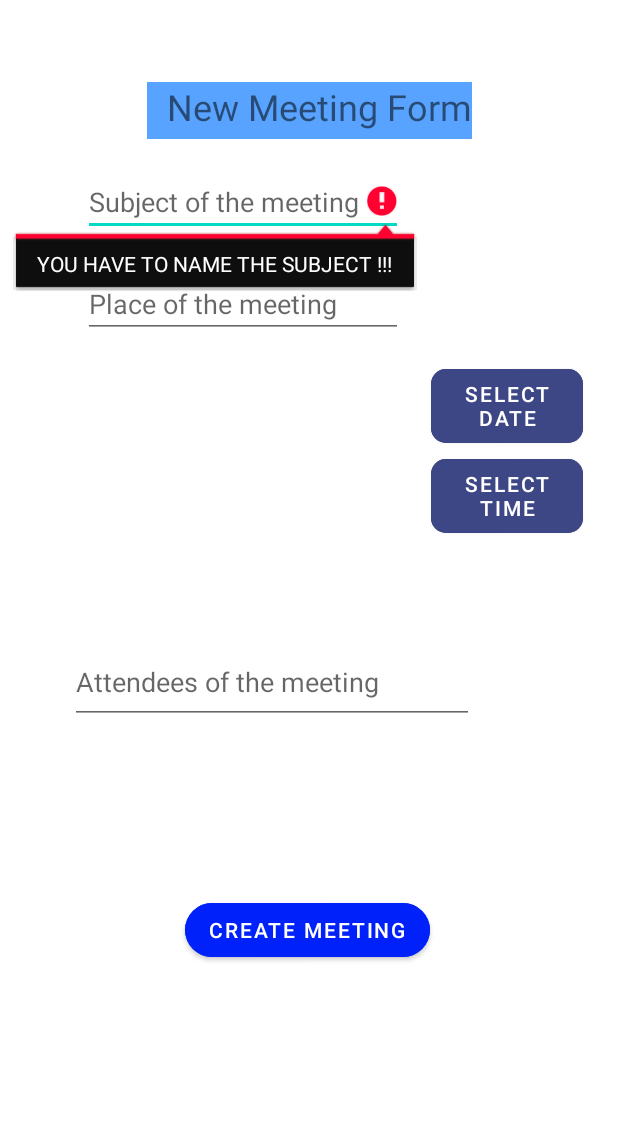
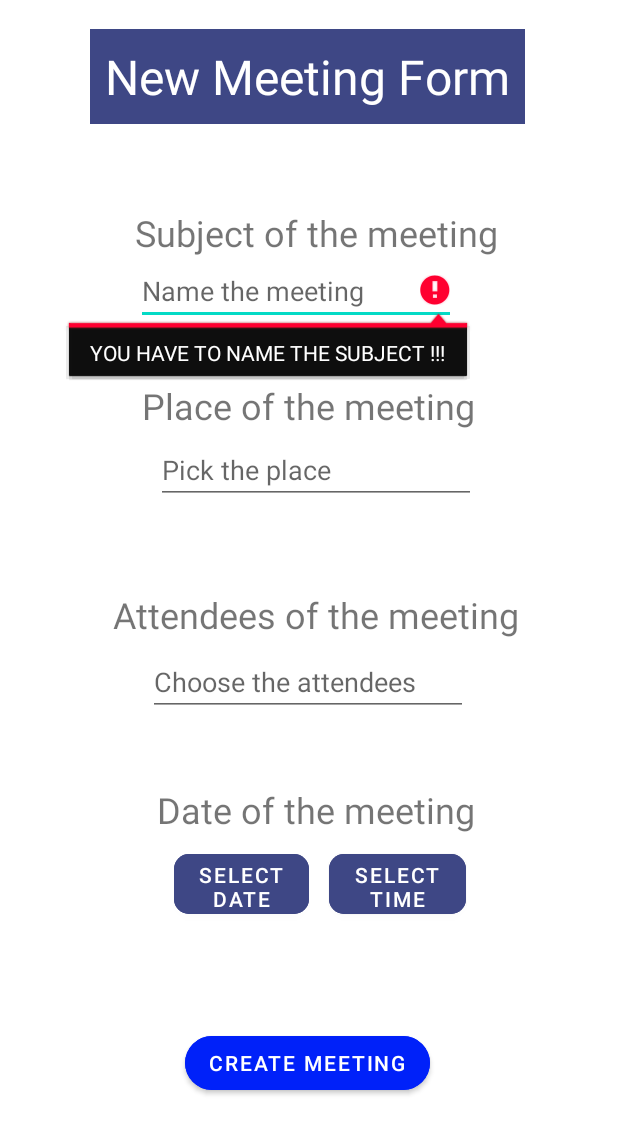
Before and after one commit to vigneaud-khalid/Ma_reu, an Android app: the AddMeetingActivity screen opened directly, with no data from a screen before it, after a tap on "CREATE MEETING", on a phone screen of 412 x 824 dp. Shown: the top 1134 px of the screen. Run offline under Robolectric (Android 15) with nearby library versions, the phone set to English and light mode, and no system bars.

```diff
--- a/app/src/main/java/com/khalid/mareu/repository/MeetingRepository.java
+++ b/app/src/main/java/com/khalid/mareu/repository/MeetingRepository.java
@@ -1,4 +1,6 @@
 package com.khalid.mareu.repository;
+
+import android.widget.Toast;
 
 import com.khalid.mareu.model.Meeting;
 import com.khalid.mareu.service.FakeMeetingApiService;
@@ -35,6 +37,14 @@ public class MeetingRepository {
         return meetingList;
     }
 
+    public List <Meeting> getAllMeetings() {
+        List<Meeting> allMeetingList = service.getAllMeetings();
+          if (allMeetingList.isEmpty()){
+//        onCreateDialog();
+          }
+        return allMeetingList;
+    }
+
     public void meetingsNoFilter(){
         filterOption = "noFilter";
         service.meetingsNoFilter();
--- a/app/src/main/java/com/khalid/mareu/service/FakeMeetingApiService.java
+++ b/app/src/main/java/com/khalid/mareu/service/FakeMeetingApiService.java
@@ -14,10 +14,16 @@ public class FakeMeetingApiService implements MeetingApiService{
 
     private List<Meeting> allMeetings = FakeMeetingGenerator.generateMeetings();
     private List<Meeting> filteredMeetings = allMeetings;
+
     @Override
     public List<Meeting> getMeetings() {
         if(filteredMeetings.isEmpty()){        }
         return filteredMeetings;
+    }
+
+    @Override
+    public List<Meeting> getAllMeetings() {
+        return allMeetings;
     }
 
     @Override
@@ -38,7 +44,6 @@ public class FakeMeetingApiService implements MeetingApiService{
         }
         filteredMeetings = meetingsDateFilter;
     }
-
 
     @Override
     public void meetingsPlaceFilter(String place) {
--- a/app/src/main/java/com/khalid/mareu/service/MeetingApiService.java
+++ b/app/src/main/java/com/khalid/mareu/service/MeetingApiService.java
@@ -9,10 +9,16 @@ import java.util.List;
 public interface MeetingApiService {
 
     /**
-     * Get all Meetings
+     * Get Meetings
      * @return {@link List}
      */
-    List<Meeting> getMeetings();
+    public List<Meeting> getMeetings();
+
+    /**
+     * Get all Meetings (noFilter)
+     * @return {@link List}
+     */
+    public List<Meeting> getAllMeetings();
 
     /**
      * Modify meeting list with no filter
--- a/app/src/main/java/com/khalid/mareu/ui/AddMeetingActivity.java
+++ b/app/src/main/java/com/khalid/mareu/ui/AddMeetingActivity.java
@@ -40,22 +40,22 @@ public class AddMeetingActivity extends AppCompatActivity {
         super.onCreate(savedInstanceState);
         setContentView(R.layout.activity_add_meeting);
 
+        AutoCompleteTextView place = (AutoCompleteTextView) findViewById(R.id.autocomplete_place);
+        String[] places = getResources().getStringArray(R.array.places_array);
+        ArrayAdapter<String> adapterPlaces =
+                new ArrayAdapter<String>(this, android.R.layout.simple_list_item_1, places);
+        place.setAdapter(adapterPlaces);
+
         MultiAutoCompleteTextView textView = (MultiAutoCompleteTextView) findViewById(R.id.autocomplete_attendees);
         String[] attendees = getResources().getStringArray(R.array.attendees_array);
-        Log.d("rrrr", "AddMeetingActivity _ sMultiAutoCompleteTextView _ attendees =  "+attendees);
         ArrayAdapter<String> adapter =
                 new ArrayAdapter<String>(this, android.R.layout.simple_list_item_1, attendees);
         textView.setAdapter(adapter);
         textView.setTokenizer(new MultiAutoCompleteTextView.CommaTokenizer());
 
-        TextView textDate = findViewById(R.id.date);
+        TextView textDate = findViewById(R.id.dateDisplay);
         Date dateMeeting = new Date(0, 0, 1, 0, 0);
 
-        AutoCompleteTextView place = (AutoCompleteTextView) findViewById(R.id.autocomplete_place);
-        String[] places = getResources().getStringArray(R.array.places_array);
-        ArrayAdapter<String> adapterPlaces =
-                new ArrayAdapter<String>(this, android.R.layout.simple_list_item_1, places);
-        place.setAdapter(adapterPlaces);
     }
 
     public void chooseDate(View view){
@@ -67,7 +67,7 @@ public class AddMeetingActivity extends AppCompatActivity {
             @Override
             public void onDateSet(DatePicker view, int year,
                                   int monthOfYear, int dayOfMonth) {
-                TextView textDate = findViewById(R.id.date);
+                TextView textDate = findViewById(R.id.dateDisplay);
                 String day = ""+dayOfMonth;
                 if ( dayOfMonth<10) {   day = "0" + day;   }
                 String month = ""+(++monthOfYear);
@@ -91,7 +91,7 @@ public class AddMeetingActivity extends AppCompatActivity {
 
             @Override
             public void onTimeSet(TimePicker view, int hourOfDay, int minute) {
-                TextView textDate = findViewById(R.id.date);
+                TextView textDate = findViewById(R.id.dateDisplay);
                 String hour = ""+hourOfDay;
                 if ( hourOfDay>=0 && hourOfDay<10) {   hour = "0" + hour;   }
                 String min = ""+minute;
@@ -110,11 +110,11 @@ public class AddMeetingActivity extends AppCompatActivity {
 
     public void submitButtonHandler(View view) throws ParseException {
         // id incrementing
-        int numberMeetings = DI.getMeetingRepository().getMeetings().size();
-        long lastId = DI.getMeetingRepository().getMeetings().get(numberMeetings-1).getId();
+        int numberMeetings = DI.getMeetingRepository().getAllMeetings().size();
+        long lastId = DI.getMeetingRepository().getAllMeetings().get(numberMeetings-1).getId();
         long id = lastId +1;
 
-        EditText subjectEditText = (EditText) findViewById(R.id.subject);
+        EditText subjectEditText = (EditText) findViewById(R.id.subjectField);
         String subject = subjectEditText.getText().toString();
         // control of the field subject
         if (subject.isEmpty()) {
@@ -128,7 +128,16 @@ public class AddMeetingActivity extends AppCompatActivity {
             placeEditText.setError("YOU HAVE TO NAME THE PLACE !!!");
             return;
         }
-        TextView textDate = (TextView) findViewById(R.id.date);
+
+        EditText attendeesEditText = (EditText) findViewById(R.id.autocomplete_attendees);
+        List<String> attendees = (List<String>) Arrays.asList(attendeesEditText.getEditableText().toString().split(" "));
+        // control of the field
+        if (attendees.isEmpty()) {
+            attendeesEditText.setError("YOU HAVE TO NAME AT LEAST ONE ATTENDEE !!!");
+            return;
+        }
+
+        TextView textDate = (TextView) findViewById(R.id.dateDisplay);
         String dateRetrieved = textDate.getText().toString();
         // control of the field date
         if (dateRetrieved == "") {
@@ -138,21 +147,9 @@ public class AddMeetingActivity extends AppCompatActivity {
         String pattern = "dd-MM-yyyy hh:mm";
         Date date = new SimpleDateFormat(pattern).parse(dateRetrieved);
 
-        String message = date.toString();
-        Toast.makeText(this,message, Toast.LENGTH_LONG).show();
-
-        EditText attendeesEditText = (EditText) findViewById(R.id.autocomplete_attendees);
-        List<String> attendees = (List<String>) Arrays.asList(attendeesEditText.getEditableText().toString().split(" "));
-        // control of the field
-        if (attendees.isEmpty()) {
-            attendeesEditText.setError("YOU HAVE TO NAME AT LEAST ONE ATTENDEE !!!");
-            return;
-        }
-
         // create a new meeting and add it to the list
         if (subject != "" && place != "" && date != null && !attendees.isEmpty()) {
             Meeting meeting = new Meeting(id, randomNumber(), subject, place, date, attendees);
-            Log.d("rrrr", "AddMeetingActivity _ submitButtonHandler _ place =  " + place);
             DI.getMeetingRepository().createMeeting(meeting);
             ListMeetingActivity.navigate(this);
         }
--- a/app/src/main/res/layout/activity_add_meeting.xml
+++ b/app/src/main/res/layout/activity_add_meeting.xml
@@ -10,128 +10,188 @@
     <TextView
         android:id="@+id/title"
         android:layout_width="wrap_content"
-        android:layout_height="38dp"
+        android:layout_height="wrap_content"
         android:layout_marginStart="20dp"
-        android:layout_marginTop="24dp"
+        android:layout_marginTop="14dp"
         android:layout_marginEnd="20dp"
         android:background="#58A3FF"
+        android:backgroundTint="#3E4785"
+        android:padding="10dp"
+
+        android:text="@string/title"
+        android:textColor="@color/cardview_light_background"
+        android:textSize="32dp"
+        app:layout_constraintBottom_toBottomOf="parent"
+        app:layout_constraintEnd_toEndOf="parent"
+        app:layout_constraintHorizontal_bias="0.491"
+        app:layout_constraintStart_toStartOf="parent"
+        app:layout_constraintTop_toTopOf="parent"
+        app:layout_constraintVertical_bias="0.007" />
+
+    <TextView
+        android:id="@+id/subject"
+        android:layout_width="wrap_content"
+        android:layout_height="wrap_content"
+        android:layout_marginStart="20dp"
+        android:layout_marginTop="5dp"
+        android:layout_marginEnd="10dp"
         android:paddingLeft="13dp"
-        android:text="@string/title"
+        android:text="@string/subject"
         android:textSize="24dp"
         app:layout_constraintBottom_toBottomOf="parent"
         app:layout_constraintEnd_toEndOf="parent"
+        app:layout_constraintHorizontal_bias="0.445"
         app:layout_constraintStart_toStartOf="parent"
         app:layout_constraintTop_toTopOf="parent"
-        app:layout_constraintVertical_bias="0.04" />
+        app:layout_constraintVertical_bias="0.17" />
+
 
     <EditText
-        android:id="@+id/subject"
+        android:id="@+id/subjectField"
         android:layout_width="wrap_content"
         android:layout_height="wrap_content"
-        android:layout_marginTop="112dp"
         android:ems="10"
-        android:hint="@string/subject"
+        android:hint="@string/subjectChoice"
         app:layout_constraintEnd_toEndOf="parent"
-        app:layout_constraintHorizontal_bias="0.278"
+        app:layout_constraintHorizontal_bias="0.457"
         app:layout_constraintStart_toStartOf="parent"
-        app:layout_constraintTop_toTopOf="parent" />
-
-
+        app:layout_constraintTop_toBottomOf="@+id/subject" />
 
     <AutoCompleteTextView
         android:id="@+id/autocomplete_place"
         android:layout_width="wrap_content"
         android:layout_height="wrap_content"
-        android:layout_marginTop="180dp"
+        android:layout_marginTop="4dp"
         android:completionThreshold="1"
         android:ems="10"
-        android:hint="@string/place"
+        android:hint="@string/placeChoice"
         app:layout_constraintEnd_toEndOf="parent"
-        app:layout_constraintHorizontal_bias="0.278"
+        app:layout_constraintHorizontal_bias="0.522"
         app:layout_constraintStart_toStartOf="parent"
-        app:layout_constraintTop_toTopOf="parent" />
+        app:layout_constraintTop_toBottomOf="@+id/place" />
+
+    <TextView
+        android:id="@+id/place"
+        android:layout_width="wrap_content"
+        android:layout_height="wrap_content"
+        android:layout_marginStart="20dp"
+        android:layout_marginTop="14dp"
+        android:layout_marginEnd="20dp"
+        android:paddingLeft="13dp"
+        android:text="@string/place"
+        android:textSize="24dp"
+        app:layout_constraintBottom_toBottomOf="parent"
+        app:layout_constraintEnd_toEndOf="parent"
+        app:layout_constraintHorizontal_bias="0.449"
+        app:layout_constraintStart_toStartOf="parent"
+        app:layout_constraintTop_toTopOf="parent"
+        app:layout_constraintVertical_bias="0.309" />
+
+    <MultiAutoCompleteTextView
+        android:id="@+id/autocomplete_attendees"
+        android:layout_width="wrap_content"
+        android:layout_height="wrap_content"
+        android:completionThreshold="1"
+        android:ems="10"
+        android:hint="@string/listAttendees"
+        app:layout_constraintBottom_toBottomOf="parent"
+        app:layout_constraintEnd_toEndOf="parent"
+        app:layout_constraintHorizontal_bias="0.497"
+
+        app:layout_constraintStart_toStartOf="parent"
+        app:layout_constraintTop_toTopOf="parent"
+        app:layout_constraintVertical_bias="0.555" />
+
+    <TextView
+        android:id="@+id/attendees"
+        android:layout_width="wrap_content"
+        android:layout_height="wrap_content"
+        android:layout_marginStart="20dp"
+        android:layout_marginTop="24dp"
+        android:layout_marginEnd="20dp"
+        android:paddingLeft="13dp"
+        android:text="@string/attendeesChoice"
+        android:textSize="24dp"
+        app:layout_constraintBottom_toBottomOf="parent"
+        app:layout_constraintEnd_toEndOf="parent"
+        app:layout_constraintHorizontal_bias="0.477"
+        app:layout_constraintStart_toStartOf="parent"
+        app:layout_constraintTop_toTopOf="parent"
+        app:layout_constraintVertical_bias="0.481" />
+
 
     <TextView
         android:id="@+id/date"
         android:layout_width="wrap_content"
         android:layout_height="wrap_content"
-        android:layout_marginEnd="144dp"
-        android:ems="10"
+        android:layout_marginStart="20dp"
+        android:layout_marginTop="24dp"
+        android:layout_marginEnd="20dp"
+        android:paddingLeft="13dp"
+        android:text="@string/date"
+        android:textSize="24dp"
         app:layout_constraintBottom_toBottomOf="parent"
         app:layout_constraintEnd_toEndOf="parent"
+        app:layout_constraintHorizontal_bias="0.486"
+        app:layout_constraintStart_toStartOf="parent"
         app:layout_constraintTop_toTopOf="parent"
-        app:layout_constraintVertical_bias="0.373" />
+        app:layout_constraintVertical_bias="0.651" />
+
+    <TextView
+        android:id="@+id/dateDisplay"
+        android:layout_width="145dp"
+        android:layout_height="21dp"
+        android:ems="10"
+        app:layout_constraintBottom_toTopOf="@+id/confirm_add_button"
+        app:layout_constraintEnd_toEndOf="parent"
+        app:layout_constraintStart_toStartOf="parent"
+        app:layout_constraintTop_toBottomOf="@+id/date"
+        app:layout_constraintVertical_bias="0.81" />
+
+    <Button
+        android:id="@+id/onTimeSet"
+        android:layout_width="91dp"
+        android:layout_height="52dp"
+        android:backgroundTint="#3E4785"
+        android:onClick="chooseTime"
+        android:text="SELECT TIME"
+        app:cornerRadius="10dp"
+        app:layout_constraintBottom_toBottomOf="parent"
+        app:layout_constraintEnd_toEndOf="parent"
+        app:layout_constraintHorizontal_bias="0.684"
+        app:layout_constraintStart_toStartOf="parent"
+        app:layout_constraintTop_toTopOf="parent"
+        app:layout_constraintVertical_bias="0.73" />
 
     <Button
         android:id="@+id/onDateSet"
-        android:layout_width="101dp"
-        android:layout_height="61dp"
-        android:layout_marginTop="240dp"
+        android:layout_width="90dp"
+        android:layout_height="52dp"
         android:backgroundTint="#3E4785"
         android:onClick="chooseDate"
         android:text="SELECT DATE"
         app:cornerRadius="10dp"
-        app:layout_constraintEnd_toEndOf="parent"
-        app:layout_constraintHorizontal_bias="0.925"
-        app:layout_constraintStart_toStartOf="parent"
-        app:layout_constraintTop_toTopOf="parent" />
-
-    <Button
-        android:id="@+id/onTimeSet"
-        android:layout_width="101dp"
-        android:layout_height="61dp"
-        android:layout_marginTop="300dp"
-        android:backgroundTint="#3E4785"
-        android:onClick="chooseTime"
-        android:text="SELECT TIME"
-        app:cornerRadius="10dp"
-        app:layout_constraintEnd_toEndOf="parent"
-        app:layout_constraintHorizontal_bias="0.925"
-        app:layout_constraintStart_toStartOf="parent"
-        app:layout_constraintTop_toTopOf="parent" />
-
-    <!--
-        <CheckBox
-            android:id="@+id/chk3"
-            android:layout_width="wrap_content"
-            android:layout_height="wrap_content"
-            android:layout_marginStart="56dp"
-            android:checked="true"
-            android:onClick="CheckBoxButtonHandler"
-            android:text="Pietro"
-            app:layout_constraintBottom_toBottomOf="parent"
-            app:layout_constraintStart_toStartOf="parent"
-            app:layout_constraintTop_toTopOf="parent"
-            app:layout_constraintVertical_bias="0.777" />-->
-
-
-    <MultiAutoCompleteTextView
-        android:id="@+id/autocomplete_attendees"
-        android:layout_width="269dp"
-        android:layout_height="55dp"
-        android:layout_marginEnd="96dp"
-        android:completionThreshold="1"
-        android:ems="10"
-        android:hint="@string/list_attendees"
-
         app:layout_constraintBottom_toBottomOf="parent"
         app:layout_constraintEnd_toEndOf="parent"
+        app:layout_constraintHorizontal_bias="0.361"
+        app:layout_constraintStart_toStartOf="parent"
         app:layout_constraintTop_toTopOf="parent"
-        app:layout_constraintVertical_bias="0.556" />
+        app:layout_constraintVertical_bias="0.73" />
 
     <Button
         android:id="@+id/confirm_add_button"
         android:layout_width="wrap_content"
         android:layout_height="wrap_content"
-        android:layout_marginTop="596dp"
         android:backgroundTint="#0021F9"
         android:onClick="submitButtonHandler"
         android:text="Create Meeting"
         app:cornerRadius="20dp"
+        app:layout_constraintBottom_toBottomOf="parent"
         app:layout_constraintEnd_toEndOf="parent"
         app:layout_constraintHorizontal_bias="0.495"
         app:layout_constraintStart_toStartOf="parent"
-        app:layout_constraintTop_toTopOf="parent" />
+        app:layout_constraintTop_toTopOf="parent"
+        app:layout_constraintVertical_bias="0.882" />
 
 
 </androidx.constraintlayout.widget.ConstraintLayout>
--- a/app/src/main/res/values/strings.xml
+++ b/app/src/main/res/values/strings.xml
@@ -2,10 +2,13 @@
     <string name="app_name">Ma réu</string>
     <string name="title">New Meeting Form</string>
     <string name="subject">Subject of the meeting</string>
+    <string name="subjectChoice">Name the meeting</string>
     <string name="place">Place of the meeting</string>
+    <string name="placeChoice">Pick the place</string>
+    <string name="attendeesChoice">Attendees of the meeting</string>
+    <string name="listAttendees">Choose the attendees</string>
     <string name="date">Date of the meeting</string>
-    <string name="subject2">Subject2 of the meeting</string>
-    <string name="list_attendees">Attendees of the meeting</string>
+    <string name="dateChoice">Date of the meeting</string>
     <string-array name="attendees_array">
         <item>ali@lamzone.com</item>
         <item>alex@lamzone.com</item>
```
Also changed, not shown: app/build.gradle (+9 -0 lines), app/src/main/java/com/khalid/mareu/ui/MeetingFragment.java (+6 -1 lines), 5 other files.
